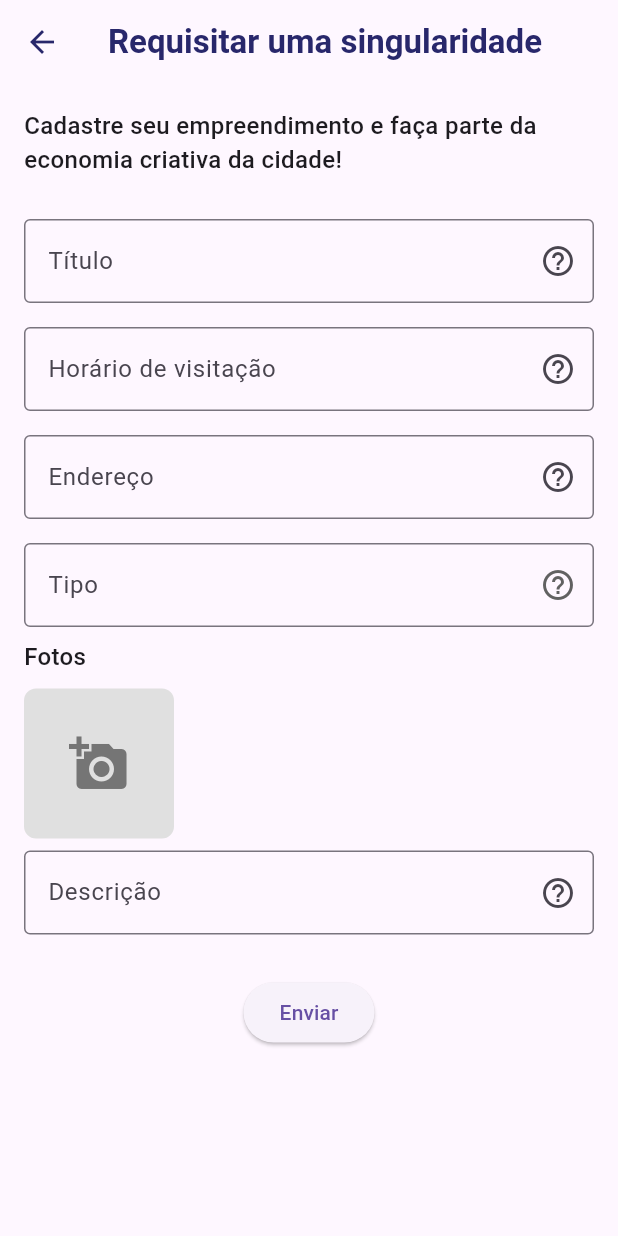
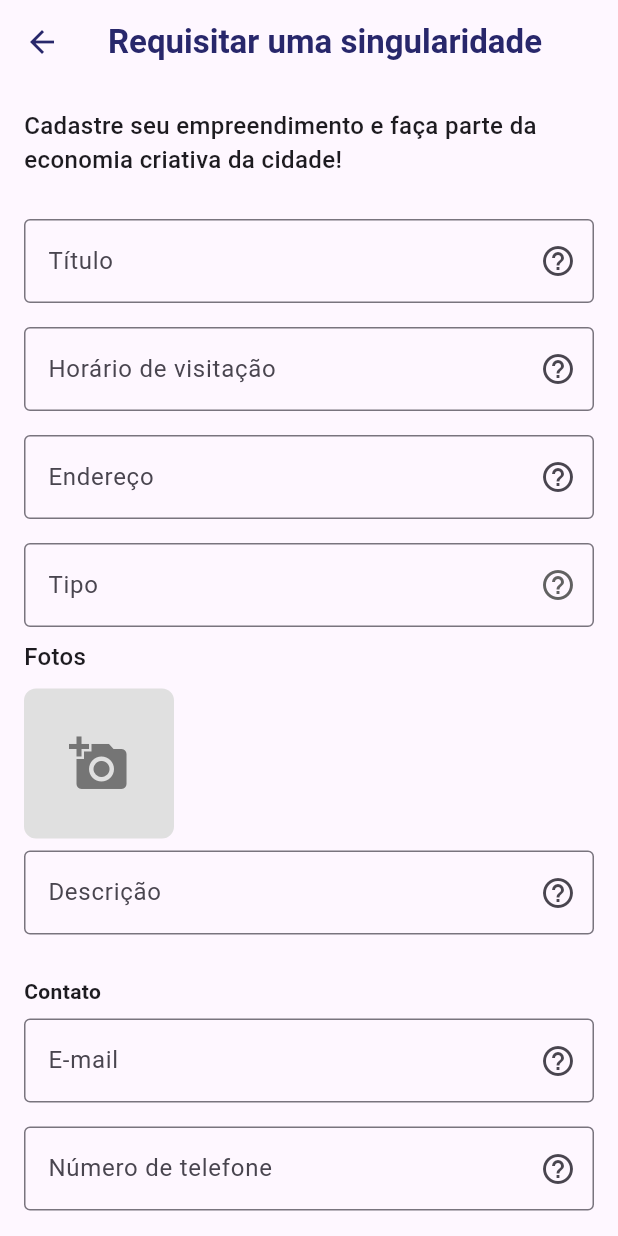
Before and after one commit to IgorSerodio/cidade-singular, a Flutter app: the SingularityRequestPage screen opened directly, on a phone screen of 412 x 824 dp. Run offline on Flutter 3.47's test engine with Material 3 defaults, Android fonts, the phone set to English and light mode, and no system bars; our stand-ins replace dio, flutter_mobx, flutter_modular, flutter_rating_bar, flutter_svg, font_awesome_flutter and 7 more; missing offline and left inert: custom_marker, dart:html, dart:ui_web, geocode, social_share; accounts and stored records are empty; generated files the repository leaves out were written again; project files that could hold a hidden picture were left out.

Commit message:
Adição de contatos e nível de maturidade para requisição de Singularidade

```diff
--- a/lib/app/models/singularity_request.dart
+++ b/lib/app/models/singularity_request.dart
@@ -11,6 +11,9 @@ class SingularityRequest {
   CreativeEconomyType type;
   List<String> tags;
   String city;
+  int maturity;
+  String? email;
+  String? phone;
 
   SingularityRequest({
     required this.id,
@@ -23,6 +26,9 @@ class SingularityRequest {
     required this.type,
     this.photos = const [],
     this.tags = const [],
+    this.maturity = 0,
+    this.phone,
+    this.email,
   });
 
   SingularityRequest.fromMap(Map<String, dynamic> map)
@@ -35,7 +41,10 @@ class SingularityRequest {
         city = map["city"] ?? "",
         creator = map["creator"],
         type = creativeTypeFromString[map["type"]] ?? CreativeEconomyType.ARTS,
-        tags = List<String>.from(map["tags"] ?? []);
+        tags = List<String>.from(map["tags"] ?? []),
+        maturity = map["maturity"] ?? 0,
+        phone = map["phone"],
+        email = map["email"];
 
   Map<String, dynamic> toMap() {
     return {
@@ -48,6 +57,9 @@ class SingularityRequest {
       "type": type.name,
       "tags": tags,
       "city": city,
+      "maturity": maturity,
+      if(email!=null)"email": email,
+      if(phone!=null)"phone": phone,
     };
   }
 }
--- a/lib/app/screens/singularity_request/singularity_request_page.dart
+++ b/lib/app/screens/singularity_request/singularity_request_page.dart
@@ -28,6 +28,8 @@ class _SingularityRequestPageState extends State<SingularityRequestPage> {
   String address = "";
   CreativeEconomyType? type;
   String description = "";
+  String? phone;
+  String? email;
 
   @override
   void initState() {
@@ -47,7 +49,10 @@ class _SingularityRequestPageState extends State<SingularityRequestPage> {
           description: description,
           creator: userStore.user!.id,
           photos: await SingularityResquestUtils.convertToEncodedList(photos),
-          city: cityStore.city!.id);
+          city: cityStore.city!.id,
+          phone: phone!=""? phone : null,
+          email: email!=""? email : null,
+      );
 
       bool success = await requestService.create(request);
       if (success) {
@@ -92,6 +97,12 @@ class _SingularityRequestPageState extends State<SingularityRequestPage> {
                 _buildTextField("Descrição", "Descreva seu empreendimento",
                     (value) => description = value),
                 SizedBox(height: 20),
+                Text("Contato", style: TextStyle(fontWeight: FontWeight.bold)),
+                _buildTextField("E-mail", "Escreva um e-mail",
+                    (value) => email = value, optional: true),
+                _buildTextField("Número de telefone", "Digite um número de telefone",
+                    (value) => phone = value, optional: true),
+                SizedBox(height: 20),
                 Center(
                   child: ElevatedButton(
                     onPressed: _submitForm,
@@ -107,7 +118,7 @@ class _SingularityRequestPageState extends State<SingularityRequestPage> {
   }
 
   Widget _buildTextField(String label, String hint, Function(String) onSaved,
-      {int maxLines = 1}) {
+      {int maxLines = 1, optional = false}) {
     return Padding(
       padding: const EdgeInsets.symmetric(vertical: 8.0),
       child: TextFormField(
@@ -119,7 +130,7 @@ class _SingularityRequestPageState extends State<SingularityRequestPage> {
         ),
         maxLines: maxLines,
         validator: (value) =>
-            value == null || value.isEmpty ? "Campo obrigatório" : null,
+            !optional && (value == null || value.isEmpty) ? "Campo obrigatório" : null,
         onSaved: (value) => onSaved(value!),
       ),
     );
@@ -232,6 +243,10 @@ class _SingularityRequestPageState extends State<SingularityRequestPage> {
         return "Selecione o tipo de economia criativa.";
       case "Descrição":
         return "Descreva seu empreendimento.";
+      case "E-mail"  :
+        return "Informe um e-mail para contato (opcional)";
+      case "Número de telefone" :
+        return "Informe um número de telefone contato (opcional)";
       default:
         return "";
     }
```
Also changed, not shown: lib/app/screens/singularity_request/singularity_request_details_page.dart (+46 -3 lines).
